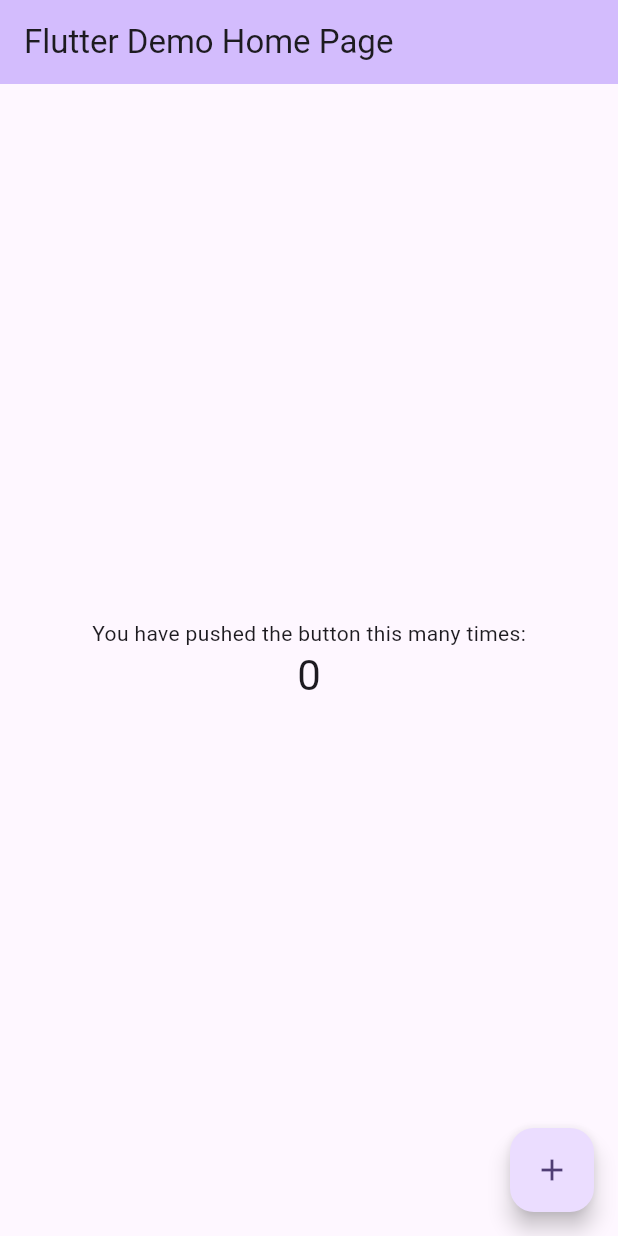
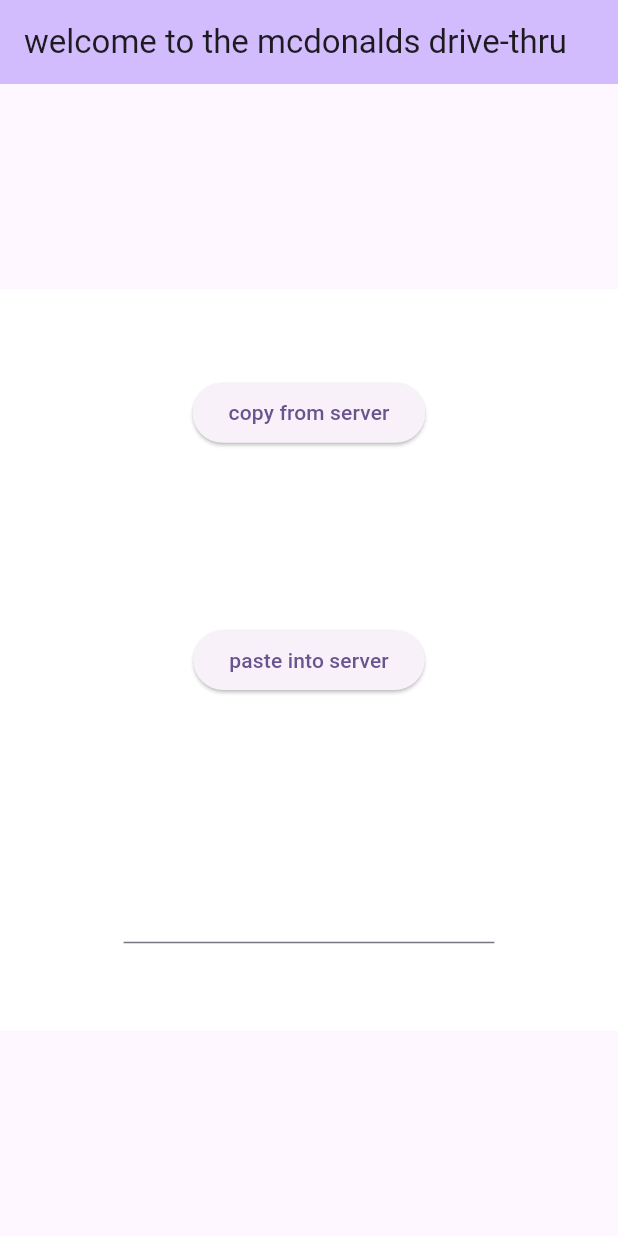
Before and after one commit to mrrsl/this-is-wendys, a Flutter app: the screen it shows after launch, on a phone screen of 412 x 824 dp. Run offline on Flutter 3.47's test engine with Material 3 defaults, Android fonts, the light colour scheme and no system bars.

Commit message:
made the scaffolding (haha) of the mobile UI

```diff
--- a/flutter/mobile_gui/lib/main.dart
+++ b/flutter/mobile_gui/lib/main.dart
@@ -11,7 +11,7 @@
   @override
   Widget build(BuildContext context) {
     return MaterialApp(
-      title: 'Flutter Demo',
+      title: 'welcome to the mcdonalds drive-thru',
       theme: ThemeData(
         // This is the theme of your application.
         //
@@ -30,7 +30,7 @@
         // tested with just a hot reload.
         colorScheme: ColorScheme.fromSeed(seedColor: Colors.deepPurple),
       ),
-      home: const MyHomePage(title: 'Flutter Demo Home Page'),
+      home: const MyHomePage(title: 'welcome to the mcdonalds drive-thru'),
     );
   }
 }
@@ -54,19 +54,6 @@
 }
 
 class _MyHomePageState extends State<MyHomePage> {
-  int _counter = 0;
-
-  void _incrementCounter() {
-    setState(() {
-      // This call to setState tells the Flutter framework that something has
-      // changed in this State, which causes it to rerun the build method below
-      // so that the display can reflect the updated values. If we changed
-      // _counter without calling setState(), then the build method would not be
-      // called again, and so nothing would appear to happen.
-      _counter++;
-    });
-  }
-
   @override
   Widget build(BuildContext context) {
     // This method is rerun every time setState is called, for instance as done
@@ -102,21 +89,92 @@
           // TRY THIS: Invoke "debug painting" (choose the "Toggle Debug Paint"
           // action in the IDE, or press "p" in the console), to see the
           // wireframe for each widget.
-          mainAxisAlignment: MainAxisAlignment.center,
+          mainAxisAlignment: MainAxisAlignment.spaceEvenly,
           children: <Widget>[
-            const Text('You have pushed the button this many times:'),
-            Text(
-              '$_counter',
-              style: Theme.of(context).textTheme.headlineMedium,
+            Container(
+              color: Color.fromRGBO(255, 255, 255, 1),
+              height: MediaQuery.of(context).size.height * 0.6,
+              child: Column(
+                mainAxisAlignment: MainAxisAlignment.spaceAround,
+                children: [
+                  ElevatedButton(
+                    onPressed: () {
+                      showDialog<String>(
+                        context: context,
+                        builder:
+                            (BuildContext context) => AlertDialog(
+                              title: const Text(
+                                'we haven\'t made the server yet lololololo',
+                              ),
+                              content: const Text('cope and seethe ig'),
+                              actions: <Widget>[
+                                TextButton(
+                                  onPressed: () => Navigator.pop(context, 'OK'),
+                                  child: const Text('OK'),
+                                ),
+                              ],
+                            ),
+                      );
+                    },
+                    child: const Text('copy from server'),
+                  ), //copy server text button
+
+                  ElevatedButton(
+                    onPressed: () {
+                      showDialog<String>(
+                        context: context,
+                        builder:
+                            (BuildContext context) => AlertDialog(
+                              title: const Text(
+                                'we haven\'t made the server yet lololololo',
+                              ),
+                              content: const Text('cope and seethe ig'),
+                              actions: <Widget>[
+                                TextButton(
+                                  onPressed: () => Navigator.pop(context, 'OK'),
+                                  child: const Text('OK'),
+                                ),
+                              ],
+                            ),
+                      );
+                    },
+                    child: const Text('paste into server'),
+                  ), //paste into server button
+                  Container(
+                    margin: EdgeInsets.fromLTRB(
+                      MediaQuery.of(context).size.width * 0.2,
+                      0,
+                      MediaQuery.of(context).size.width * 0.2,
+                      0,
+                    ),
+                    child: TextField(
+                      onSubmitted: (text) {
+                        showDialog<String>(
+                          context: context,
+                          builder:
+                              (BuildContext context) => AlertDialog(
+                                title: const Text(
+                                  'we haven\'t made the server yet lololololo',
+                                ),
+                                content: const Text('cope and seethe ig'),
+                                actions: <Widget>[
+                                  TextButton(
+                                    onPressed:
+                                        () => Navigator.pop(context, 'OK'),
+                                    child: const Text('OK'),
+                                  ),
+                                ],
+                              ),
+                        );
+                      },
+                    ),
+                  ),
+                ],
+              ),
             ),
           ],
         ),
       ),
-      floatingActionButton: FloatingActionButton(
-        onPressed: _incrementCounter,
-        tooltip: 'Increment',
-        child: const Icon(Icons.add),
-      ), // This trailing comma makes auto-formatting nicer for build methods.
     );
   }
 }
```
